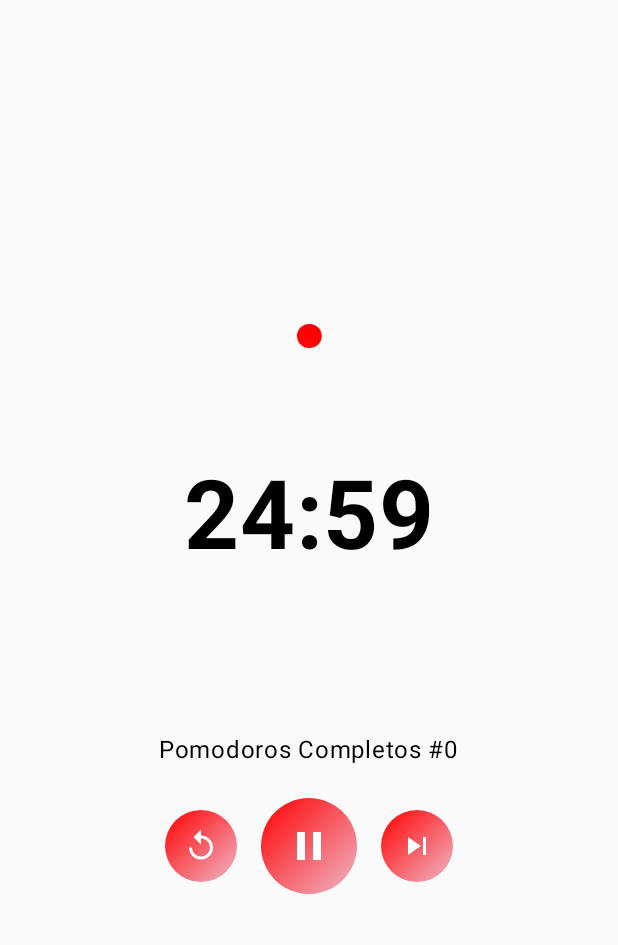
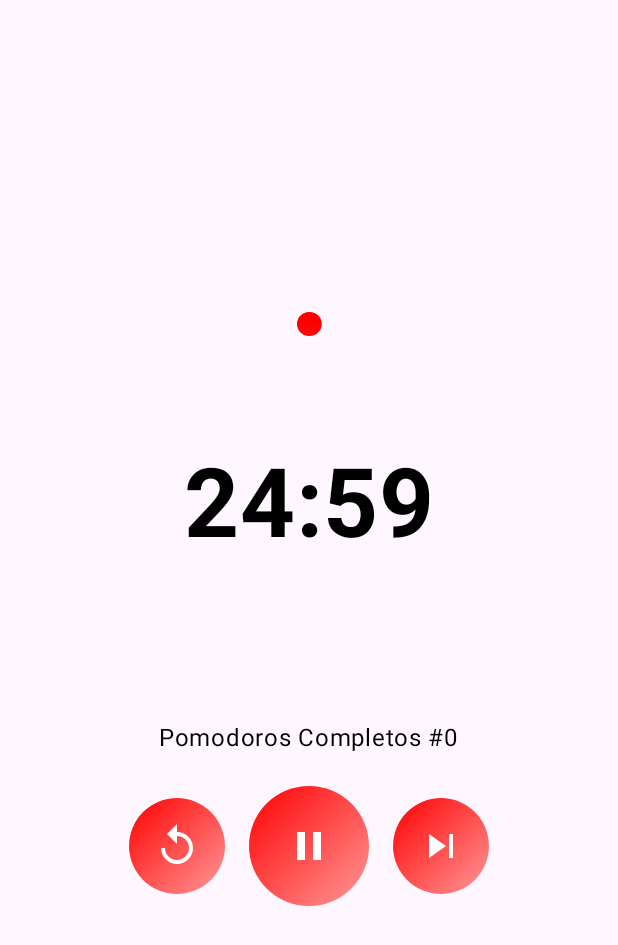
Before and after one commit to eduramza/PomodoroTrack, an Android app built with Jetpack Compose: the screen it shows after launch (MainActivity), after a tap on "Start", on a phone screen of 412 x 824 dp. Shown: the top 945 px of the screen. Run offline under Robolectric (Android 15) with nearby library versions, the phone set to English and light mode, and no system bars.

Commit message:
update app theme

```diff
--- a/app/src/main/java/com/eduramza/pomodorotrack/MainActivity.kt
+++ b/app/src/main/java/com/eduramza/pomodorotrack/MainActivity.kt
@@ -5,8 +5,10 @@ import android.os.Bundle
 import androidx.activity.ComponentActivity
 import androidx.activity.compose.setContent
 import androidx.activity.viewModels
+import androidx.compose.foundation.background
 import androidx.compose.foundation.layout.Box
 import androidx.compose.foundation.layout.fillMaxSize
+import androidx.compose.material3.MaterialTheme
 import androidx.compose.runtime.collectAsState
 import androidx.compose.ui.Alignment
 import androidx.compose.ui.Modifier
@@ -25,7 +27,11 @@ class MainActivity : ComponentActivity() {
             PomodoroAppTheme(pomodoroCycle = viewModel.state.collectAsState().value.pomodoroCycle) {
                 Box(
                     contentAlignment = Alignment.Center,
-                    modifier = Modifier.fillMaxSize()
+                    modifier = Modifier
+                        .fillMaxSize()
+                        .background(
+                            color = MaterialTheme.colorScheme.background
+                        )
                 ) {
                     PomodoroScreen(viewModel = viewModel, this@MainActivity)
                 }
--- a/app/src/main/java/com/eduramza/pomodorotrack/ui/components/PomodoroControlButtons.kt
+++ b/app/src/main/java/com/eduramza/pomodorotrack/ui/components/PomodoroControlButtons.kt
@@ -7,12 +7,9 @@ import androidx.compose.foundation.layout.Arrangement
 import androidx.compose.foundation.layout.Box
 import androidx.compose.foundation.layout.Row
 import androidx.compose.foundation.layout.Spacer
-import androidx.compose.foundation.layout.defaultMinSize
 import androidx.compose.foundation.layout.padding
 import androidx.compose.foundation.layout.size
 import androidx.compose.foundation.shape.CircleShape
-import androidx.compose.material3.Button
-import androidx.compose.material3.ButtonDefaults
 import androidx.compose.material3.Icon
 import androidx.compose.material3.MaterialTheme
 import androidx.compose.runtime.Composable
@@ -48,56 +45,56 @@ fun PomodoroControlButtons(
         if (pomodoroState.timerRunning) {
                 Box(
                     modifier = Modifier
-                        .size(48.dp)
+                        .size(64.dp)
                         .clip(CircleShape)
                         .background(gradient)
-                        .padding(12.dp)
+                        .padding(16.dp)
                         .clickable { viewModel.resetTimer() },
                 ) {
                     Icon(
                         painter = painterResource(id = R.drawable.ic_replay),
                         contentDescription = "Previous Cycle",
                         tint = Color.White,
-                        modifier = Modifier.size(24.dp)
+                        modifier = Modifier.size(32.dp)
                     )
                 }
         } else {
-            Spacer(modifier = Modifier.size(48.dp))
+            Spacer(modifier = Modifier.size(64.dp))
         }
         Box(
             modifier = Modifier
-                .size(64.dp)
+                .size(80.dp)
                 .clip(CircleShape)
                 .background(gradient)
-                .padding(16.dp)
+                .padding(24.dp)
                 .clickable { viewModel.controlCountdownTimer(context) }
         ) {
             Icon(
                 painter = painterResource(id = pomodoroState.controlButton.icon),
                 contentDescription = pomodoroState.controlButton.contentDescription,
                 tint = Color.White,
-                modifier = Modifier.size(32.dp)
+                modifier = Modifier.size(48.dp)
             )
         }
 
         if (pomodoroState.timerRunning) {
                 Box(
                     modifier = Modifier
-                        .size(48.dp)
+                        .size(64.dp)
                         .clip(CircleShape)
                         .background(gradient)
-                        .padding(12.dp)
+                        .padding(16.dp)
                         .clickable { viewModel.setNextCycle() }
                 ) {
                     Icon(
                         painter = painterResource(id = R.drawable.ic_skip_next),
                         contentDescription = "Skip Cycle",
                         tint = Color.White,
-                        modifier = Modifier.size(24.dp)
+                        modifier = Modifier.size(32.dp)
                     )
                 }
         } else {
-            Spacer(modifier = Modifier.size(48.dp))
+            Spacer(modifier = Modifier.size(64.dp))
         }
     }
 }
--- a/app/src/main/java/com/eduramza/pomodorotrack/ui/components/PomodoroTimerProgress.kt
+++ b/app/src/main/java/com/eduramza/pomodorotrack/ui/components/PomodoroTimerProgress.kt
@@ -11,7 +11,6 @@ import androidx.compose.ui.Alignment
 import androidx.compose.ui.Modifier
 import androidx.compose.ui.geometry.Offset
 import androidx.compose.ui.graphics.Brush
-import androidx.compose.ui.graphics.Color
 import androidx.compose.ui.graphics.StrokeCap
 import androidx.compose.ui.graphics.drawscope.Stroke
 import androidx.compose.ui.text.font.FontWeight
@@ -77,7 +76,7 @@ fun PomodoroTimerProgress(
         Text(
             text = formatTime(timeRemaining.toLong()),
             fontSize = fontSize,
-            color = Color.Black,
+            color = MaterialTheme.colorScheme.onBackground,
             fontWeight = FontWeight.Bold
         )
     }
--- a/app/src/main/java/com/eduramza/pomodorotrack/ui/theme/Color.kt
+++ b/app/src/main/java/com/eduramza/pomodorotrack/ui/theme/Color.kt
@@ -1,21 +1,17 @@
 package com.eduramza.pomodorotrack.ui.theme
 
-import androidx.compose.material3.lightColorScheme
 import androidx.compose.ui.graphics.Color
 
-val Purple80 = Color(0xFFD0BCFF)
-val PurpleGrey80 = Color(0xFFCCC2DC)
-val Pink80 = Color(0xFFEFB8C8)
+val WorkCyclePrimary = Color(0xFFff0000)
+val WorkCycleSecondary = Color(0xFFff9999)
 
-val Purple40 = Color(0xFF6650a4)
-val PurpleGrey40 = Color(0xFF625b71)
-val Pink40 = Color(0xFF7D5260)
 
-val PomodoroColors = lightColorScheme(
-    Color(0xFFD0BCFF),
-    Color(0xFFCCC2DC),
-    Color(0xFFEFB8C8),
-    Color(0xFF6650a4),
-    Color(0xFF625b71),
-    Color(0xFF7D5260)
-)
+val ShortBreakPrimary = Color(0xFF1ABC9C)
+val ShortBreakSecondary = Color(0xFFA3E4D7)
+
+val LongBreakPrimary = Color(0xFF2980B9)
+val LongBreakSecondary = Color(0xFFA9CCE3)
+
+val DarkMidnightBackground = Color(0xFF36454F)
+val DarkPrimary = Color(0xFFCF9FFF)
+val DarkSecondary = Color(0xFFE6E6FA)
--- a/app/src/main/java/com/eduramza/pomodorotrack/ui/theme/Theme.kt
+++ b/app/src/main/java/com/eduramza/pomodorotrack/ui/theme/Theme.kt
@@ -18,43 +18,49 @@ import androidx.core.view.WindowCompat
 import com.eduramza.pomodorotrack.domain.entity.PomodoroCycle
 
 private val DarkColorScheme = darkColorScheme(
-    primary = Purple80,
-    secondary = PurpleGrey80,
-    tertiary = Pink80
+    primary = DarkPrimary,
+    onPrimary = Color.White,
+    secondary = DarkSecondary,
+    background = DarkMidnightBackground,
+    onBackground = Color.White,
+    onSurface = Color.White,
 )
 
-private val LightColorScheme = lightColorScheme(
-    primary = Purple40,
-    secondary = PurpleGrey40,
-    tertiary = Pink40
-
-    /* Other default colors to override
-    background = Color(0xFFFFFBFE),
-    surface = Color(0xFFFFFBFE),
-    onPrimary = Color.White,
-    onSecondary = Color.White,
-    onTertiary = Color.White,
-    onBackground = Color(0xFF1C1B1F),
-    onSurface = Color(0xFF1C1B1F),
-    */
-)
+//private val LightColorScheme = lightColorScheme(
+//    primary = Purple40,
+//    secondary = PurpleGrey40,
+//    tertiary = Pink40
+//
+//    /* Other default colors to override
+//    background = Color(0xFFFFFBFE),
+//    surface = Color(0xFFFFFBFE),
+//    onPrimary = Color.White,
+//    onSecondary = Color.White,
+//    onTertiary = Color.White,
+//    onBackground = Color(0xFF1C1B1F),
+//    onSurface = Color(0xFF1C1B1F),
+//    */
+//)
 
 private val PomodoroColorScheme = lightColorScheme(
-    primary = Color.Red,
-    secondary = Pink80,
-    surface = Color.Red,
+    primary = WorkCyclePrimary,
+    onPrimary = Color.Black,
+    secondary = WorkCycleSecondary,
+    onBackground = Color.Black,
 )
 
 private val ShortBreakColorScheme = lightColorScheme(
-    primary = Color.Green,
-    secondary = Pink80,
-    surface = Color.Green,
+    primary = ShortBreakPrimary,
+    onPrimary = Color.Black,
+    secondary = ShortBreakSecondary,
+    onBackground = Color.Black,
 )
 
 private val LongBreakColorScheme = lightColorScheme(
-    primary = Color.Blue,
-    secondary = Pink80,
-    surface = Color.Blue,
+    primary = LongBreakPrimary,
+    onPrimary = Color.Black,
+    secondary = LongBreakSecondary,
+    onBackground = Color.Black,
 )
 
 @Composable
@@ -71,7 +77,7 @@ fun AppTheme(
         }
 
         darkTheme -> DarkColorScheme
-        else -> LightColorScheme
+        else -> PomodoroColorScheme
     }
     val view = LocalView.current
     if (!view.isInEditMode) {
@@ -96,7 +102,7 @@ fun PomodoroAppTheme(
     content: @Composable () -> Unit
 ){
     val colorScheme = if (darkTheme){
-        dynamicDarkColorScheme(LocalContext.current)
+        DarkColorScheme
     } else {
         when(pomodoroCycle){
             PomodoroCycle.Pomodoro -> PomodoroColorScheme
--- a/app/src/main/java/com/eduramza/pomodorotrack/ui/timer/PomodoroScreen.kt
+++ b/app/src/main/java/com/eduramza/pomodorotrack/ui/timer/PomodoroScreen.kt
@@ -11,6 +11,7 @@ import androidx.compose.foundation.layout.Spacer
 import androidx.compose.foundation.layout.fillMaxSize
 import androidx.compose.foundation.layout.height
 import androidx.compose.foundation.layout.padding
+import androidx.compose.material3.MaterialTheme
 import androidx.compose.material3.Snackbar
 import androidx.compose.material3.Text
 import androidx.compose.material3.TextButton
@@ -45,7 +46,10 @@ fun PomodoroScreen(
             PomodoroTimerProgress(viewModel = viewModel)
 
             Spacer(modifier = Modifier.height(24.dp))
-            Text(text = "Pomodoros Completos #${viewModel.state.collectAsState().value.pomodoroCounter}")
+            Text(
+                text = "Pomodoros Completos #${viewModel.state.collectAsState().value.pomodoroCounter}",
+                color = MaterialTheme.colorScheme.onBackground,
+            )
 
             Spacer(modifier = Modifier.height(16.dp))
 
```
